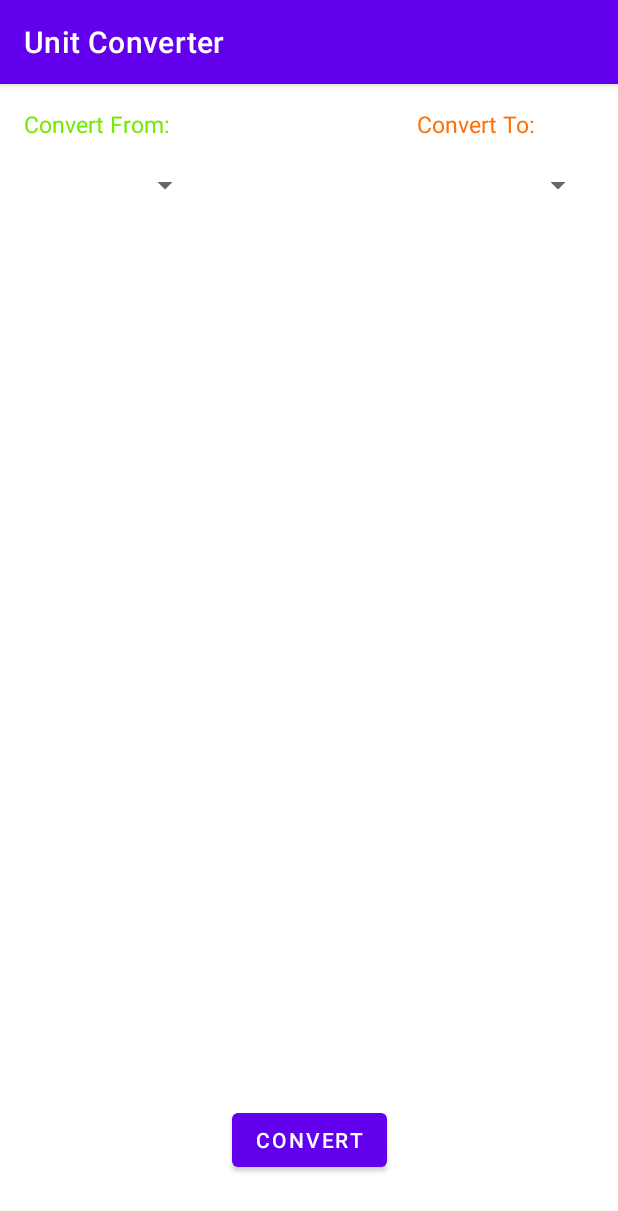
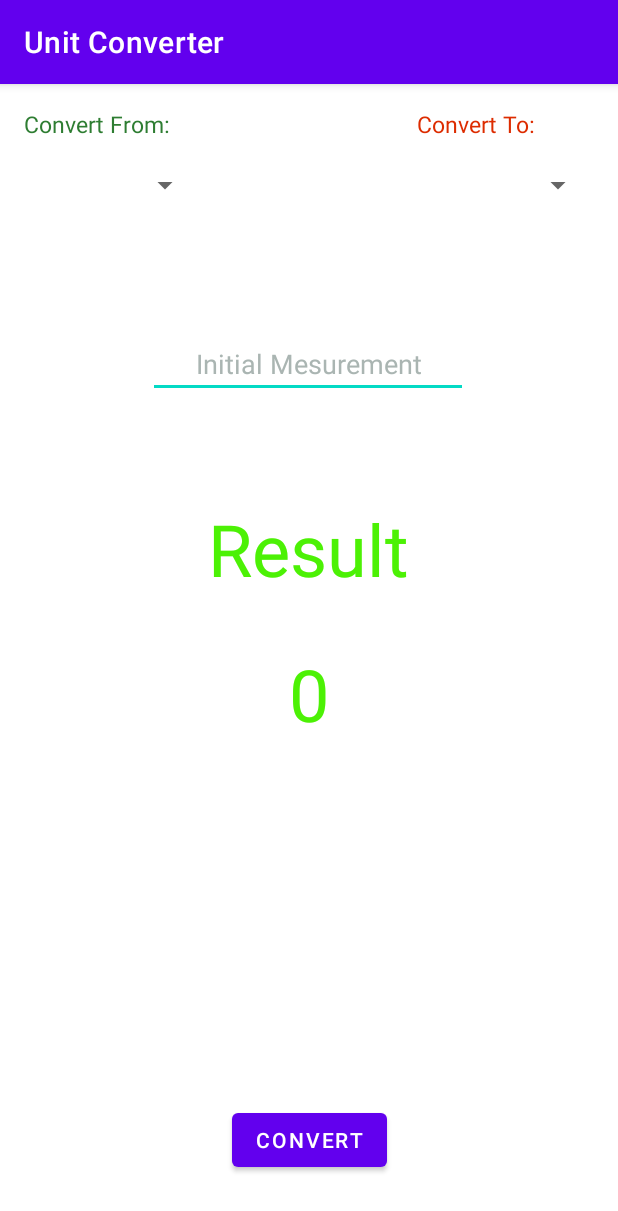
Before and after one commit to Elale1984/UnitConverter, an Android app: the screen it shows after launch (MainActivity), on a phone screen of 412 x 824 dp. Shown: the top 1211 px of the screen. Run offline under Robolectric (Android 15) with nearby library versions, the phone set to English and light mode, and no system bars.

Commit message:
Added editText, result txt, and label. Set editText to process numbers

```diff
--- a/app/src/main/res/layout/activity_main.xml
+++ b/app/src/main/res/layout/activity_main.xml
@@ -5,6 +5,7 @@
     android:layout_width="match_parent"
     android:layout_height="match_parent"
     android:padding="16dp"
+    android:visibility="visible"
     tools:context=".MainActivity">
 
     <TextView
@@ -12,11 +13,10 @@
         android:layout_width="wrap_content"
         android:layout_height="wrap_content"
         android:text="@string/convert_from"
-        android:textColor="#75e900"
+        android:textColor="#2E7D32"
         android:textSize="15sp"
         app:layout_constraintStart_toStartOf="@+id/convert_from_units"
-        app:layout_constraintTop_toTopOf="parent"
-        />
+        app:layout_constraintTop_toTopOf="parent" />
 
     <Spinner
         android:id="@+id/convert_from_units"
@@ -38,11 +38,10 @@
         android:layout_width="wrap_content"
         android:layout_height="wrap_content"
         android:text="@string/convert_to"
-        android:textColor="#FB7107"
+        android:textColor="#DD2C00"
         android:textSize="15sp"
         app:layout_constraintStart_toStartOf="@+id/convert_to_units"
-        app:layout_constraintTop_toTopOf="parent"
-        />
+        app:layout_constraintTop_toTopOf="parent" />
 
     <Spinner
         android:id="@+id/convert_to_units"
@@ -63,9 +62,54 @@
         android:layout_width="wrap_content"
         android:layout_height="wrap_content"
         android:layout_marginBottom="24dp"
-        android:text="Convert"
+        android:text="@string/convert"
         app:layout_constraintBottom_toBottomOf="parent"
         app:layout_constraintEnd_toEndOf="parent"
         app:layout_constraintStart_toStartOf="parent" />
 
+    <TextView
+        android:id="@+id/txt_conversion_result"
+        android:layout_width="wrap_content"
+        android:layout_height="wrap_content"
+        android:layout_marginTop="32dp"
+        android:text="@string/_0"
+        android:textColor="#4CF105"
+        android:textSize="48sp"
+        android:visibility="visible"
+        app:layout_constraintEnd_toEndOf="parent"
+        app:layout_constraintStart_toStartOf="parent"
+        app:layout_constraintTop_toBottomOf="@+id/txt_conversion_result_label"
+        tools:ignore="TextContrastCheck" />
+
+    <TextView
+        android:id="@+id/txt_conversion_result_label"
+        android:layout_width="wrap_content"
+        android:layout_height="wrap_content"
+        android:layout_marginTop="68dp"
+        android:text="@string/result"
+        android:textColor="#4CF105"
+        android:textSize="48sp"
+        android:visibility="visible"
+        app:layout_constraintEnd_toEndOf="parent"
+        app:layout_constraintHorizontal_bias="0.498"
+        app:layout_constraintStart_toStartOf="parent"
+        app:layout_constraintTop_toBottomOf="@+id/et_initial_input"
+        tools:ignore="TextContrastCheck" />
+
+    <EditText
+        android:id="@+id/et_initial_input"
+        android:layout_width="wrap_content"
+        android:layout_height="wrap_content"
+        android:layout_marginTop="148dp"
+        android:ems="10"
+        android:hint="Initial Mesurement"
+        android:inputType="textPersonName|numberDecimal"
+        android:textAlignment="center"
+        android:textColor="#4CF105"
+        android:textColorHint="#AAB5B2"
+        app:layout_constraintEnd_toEndOf="parent"
+        app:layout_constraintHorizontal_bias="0.497"
+        app:layout_constraintStart_toStartOf="parent"
+        app:layout_constraintTop_toTopOf="parent" />
+
 </androidx.constraintlayout.widget.ConstraintLayout>
--- a/app/src/main/res/values/strings.xml
+++ b/app/src/main/res/values/strings.xml
@@ -14,5 +14,9 @@
     <string name="to_prompt">Convert To</string>
     <string name="convert_from">Convert From:</string>
     <string name="convert_to">Convert To:</string>
+    <string name="convert">Convert</string>
+    <string name="_0">0</string>
+    <string name="result">Result</string>
+    <string name="initial_measurement">initial measurement</string>
 
 </resources>
```
